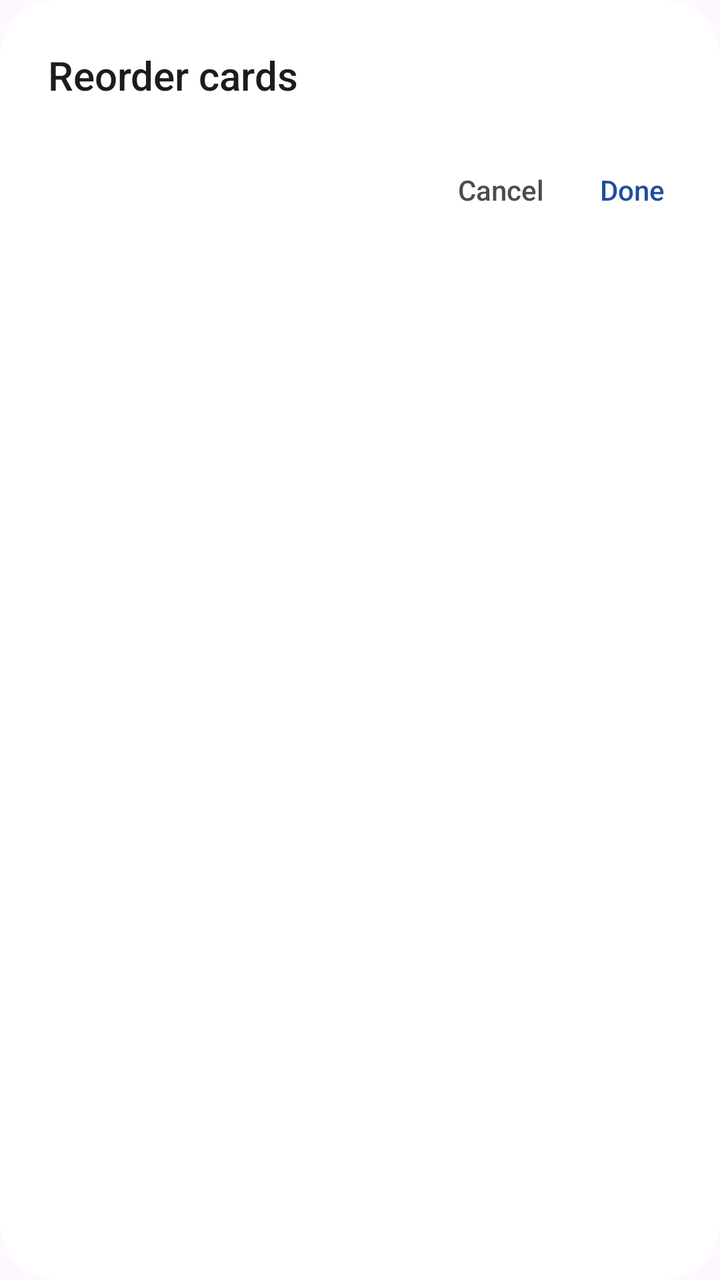
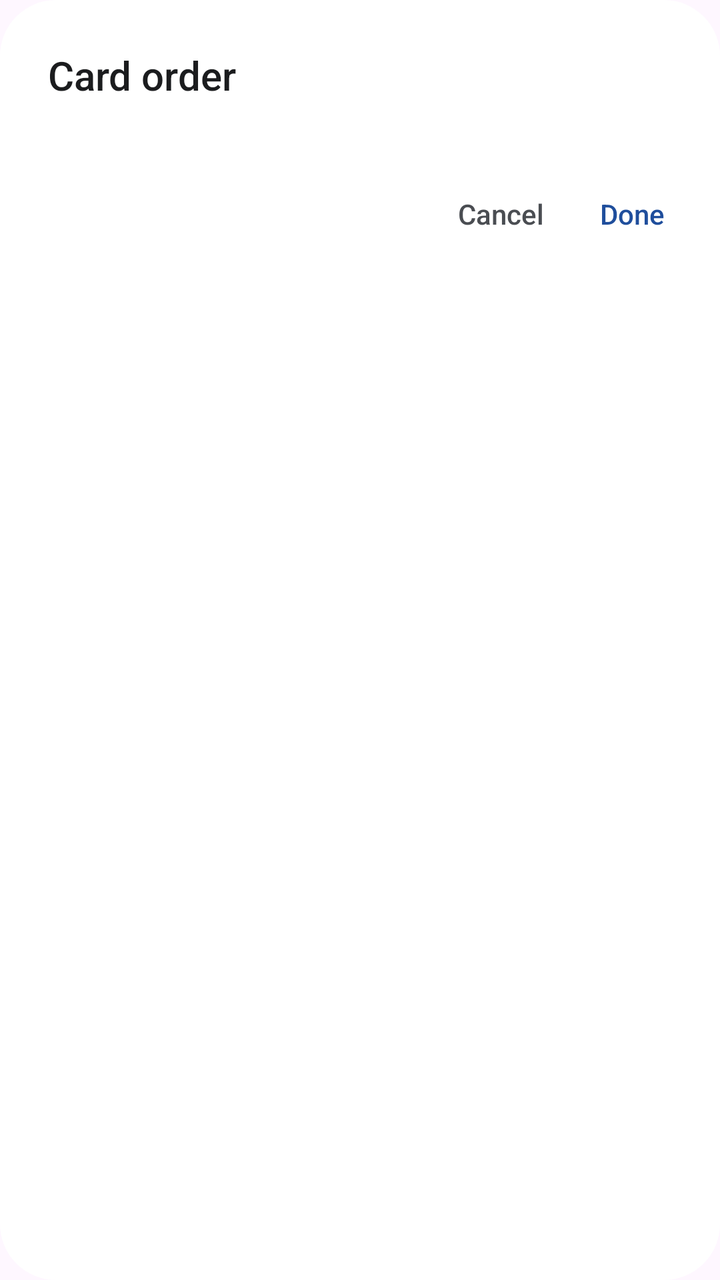

Before-and-after screenshots of an Android layout around one commit, followed by the original layout XML and the change that was made.
<!-- AndroidManifest.xml: application theme Theme.TransitU -->
<!-- res/layout/dialog_reorder.xml -->
<?xml version="1.0" encoding="utf-8"?>
<LinearLayout xmlns:android="http://schemas.android.com/apk/res/android"
    android:layout_width="312dp"
    android:layout_height="wrap_content"
    android:orientation="vertical"
    android:background="@drawable/bg_dialog">

    <TextView
        android:id="@+id/dialogReorderTitle"
        android:layout_width="match_parent"
        android:layout_height="wrap_content"
        android:text="@string/card_sorting"
        android:textColor="@color/ink"
        android:textSize="20sp"
        android:paddingStart="24dp"
        android:paddingEnd="24dp"
        android:paddingTop="24dp"
        android:paddingBottom="16dp"
        android:fontFamily="sans-serif-medium" />

    
    <androidx.recyclerview.widget.RecyclerView
        android:id="@+id/dialogReorderList"
        android:layout_width="match_parent"
        android:layout_height="wrap_content"
        android:overScrollMode="never"
        android:scrollbars="vertical"
        android:layout_marginBottom="8dp" />

    <LinearLayout
        android:layout_width="match_parent"
        android:layout_height="wrap_content"
        android:orientation="horizontal"
        android:gravity="end|center_vertical"
        android:paddingStart="12dp"
        android:paddingEnd="12dp"
        android:paddingBottom="12dp">

        <TextView
            android:id="@+id/dialogReorderCancel"
            android:layout_width="wrap_content"
            android:layout_height="40dp"
            android:text="@string/action_cancel"
            android:textColor="@color/ink_2"
            android:textSize="14sp"
            android:gravity="center"
            android:clickable="true"
            android:focusable="true"
            android:minWidth="64dp"
            android:paddingStart="12dp"
            android:paddingEnd="12dp"
            android:fontFamily="sans-serif-medium"
            android:background="@drawable/bg_text_button" />

        <TextView
            android:id="@+id/dialogReorderDone"
            android:layout_width="wrap_content"
            android:layout_height="40dp"
            android:text="@string/action_done"
            android:textColor="@color/accent"
            android:textSize="14sp"
            android:gravity="center"
            android:clickable="true"
            android:focusable="true"
            android:minWidth="64dp"
            android:paddingStart="12dp"
            android:paddingEnd="12dp"
            android:fontFamily="sans-serif-medium"
            android:background="@drawable/bg_text_button" />
    </LinearLayout>
</LinearLayout>
<!-- resources referenced by this layout -->
<resources>
  <color name="accent">#1F4E9C</color>
  <color name="ink">#1B1C1E</color>
  <color name="ink_2">#4A4D52</color>
  <!-- drawable bg_dialog (drawable) -->
  <?xml version="1.0" encoding="utf-8"?>
  <shape xmlns:android="http://schemas.android.com/apk/res/android">
      <solid android:color="@color/surface" />
      <corners android:radius="28dp" />
  </shape>
  <!-- drawable bg_text_button (drawable) -->
  <?xml version="1.0" encoding="utf-8"?>
  <ripple xmlns:android="http://schemas.android.com/apk/res/android"
      android:color="@color/ripple">
      <item android:id="@android:id/mask">
          <shape>
              <solid android:color="@android:color/white" />
              <corners android:radius="999dp" />
          </shape>
      </item>
  </ripple>
  <string name="action_cancel">Cancel</string>
  <string name="action_done">Done</string>
  <string name="card_sorting">Reorder cards</string>
  <style name="Theme.TransitU" parent="Theme.Material3.DayNight.NoActionBar">
          
          <item name="android:textSelectHandle">@drawable/tu_text_select_handle_middle</item>
          <item name="android:textSelectHandleLeft">@drawable/tu_text_select_handle_left</item>
          <item name="android:textSelectHandleRight">@drawable/tu_text_select_handle_right</item>
  
          
          <item name="android:textColorHighlight">@color/m3_highlighted_text</item>
      </style>
  <color name="surface">#FFFFFF</color>
  <color name="ripple">#1F1B1C1E</color>
  <!-- drawable tu_text_select_handle_middle (drawable) -->
  <?xml version="1.0" encoding="utf-8"?>
  <bitmap xmlns:android="http://schemas.android.com/apk/res/android"
      android:src="@drawable/abc_text_select_handle_middle_mtrl"
      android:tint="?attr/colorPrimary"
      android:tintMode="src_in" />
  <!-- drawable tu_text_select_handle_left (drawable) -->
  <?xml version="1.0" encoding="utf-8"?>
  <bitmap xmlns:android="http://schemas.android.com/apk/res/android"
      android:src="@drawable/abc_text_select_handle_left_mtrl"
      android:tint="?attr/colorPrimary"
      android:tintMode="src_in" />
  <!-- drawable tu_text_select_handle_right (drawable) -->
  <?xml version="1.0" encoding="utf-8"?>
  <bitmap xmlns:android="http://schemas.android.com/apk/res/android"
      android:src="@drawable/abc_text_select_handle_right_mtrl"
      android:tint="?attr/colorPrimary"
      android:tintMode="src_in" />
</resources>

<!-- the commit's change to res/layout/dialog_reorder.xml (unified diff, before → after) -->
@@ -19,11 +19,20 @@
         android:fontFamily="sans-serif-medium" />
 
     
+    <LinearLayout
+        android:id="@+id/dialogReorderModes"
+        android:layout_width="match_parent"
+        android:layout_height="wrap_content"
+        android:orientation="vertical"
+        android:paddingStart="24dp"
+        android:paddingEnd="24dp"
+        android:paddingBottom="12dp" />
+
+    
     <androidx.recyclerview.widget.RecyclerView
         android:id="@+id/dialogReorderList"
         android:layout_width="match_parent"
         android:layout_height="wrap_content"
-        android:overScrollMode="never"
         android:scrollbars="vertical"
         android:layout_marginBottom="8dp" />
 
<!-- resource entries referenced after the edit -->
@@ -22,7 +22,7 @@
   </ripple>
   <string name="action_cancel">Cancel</string>
   <string name="action_done">Done</string>
-  <string name="card_sorting">Reorder cards</string>
+  <string name="card_sorting">Card order</string>
   <style name="Theme.TransitU" parent="Theme.Material3.DayNight.NoActionBar">
           
           <item name="android:textSelectHandle">@drawable/tu_text_select_handle_middle</item>
